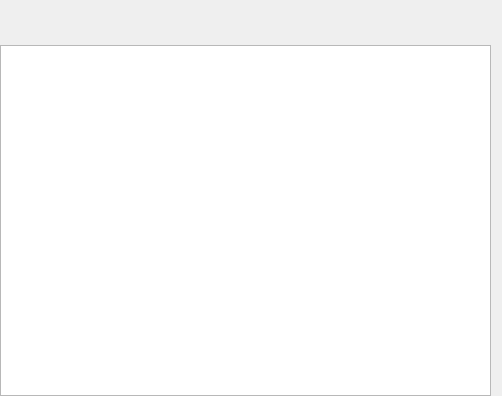
Before: the Qt Designer form src/gui/messagepreviewer.ui in martinrotter/rssguard, drawn with Qt 5.
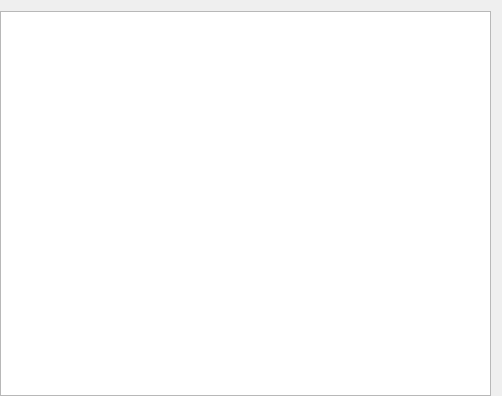
After: the same form once the commit is applied. Custom widgets are drawn as their Qt base class.

Commit message: Display message title as HTML too.

The edit to the form file:
```diff
--- a/src/gui/messagepreviewer.ui
+++ b/src/gui/messagepreviewer.ui
@@ -24,30 +24,6 @@
     <number>0</number>
    </property>
    <item row="0" column="1">
-    <widget class="QLabel" name="m_lblTitle">
-     <property name="font">
-      <font>
-       <pointsize>18</pointsize>
-      </font>
-     </property>
-     <property name="autoFillBackground">
-      <bool>true</bool>
-     </property>
-     <property name="text">
-      <string/>
-     </property>
-     <property name="alignment">
-      <set>Qt::AlignCenter</set>
-     </property>
-     <property name="wordWrap">
-      <bool>true</bool>
-     </property>
-     <property name="textInteractionFlags">
-      <set>Qt::TextSelectableByKeyboard|Qt::TextSelectableByMouse</set>
-     </property>
-    </widget>
-   </item>
-   <item row="1" column="1">
     <widget class="MessageTextBrowser" name="m_txtMessage">
      <property name="autoFillBackground">
       <bool>true</bool>
```
The commit also changes 3 other files.
